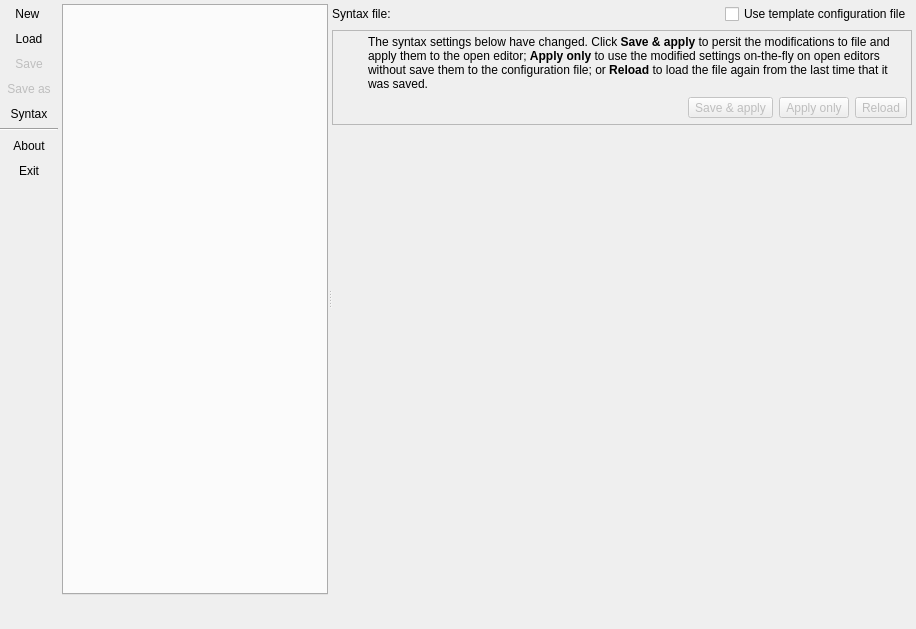
Qt form apps/pgmodeler-sc/ui/syntaxcheckerform.ui (pgmodeler/pgmodeler) before a commit.
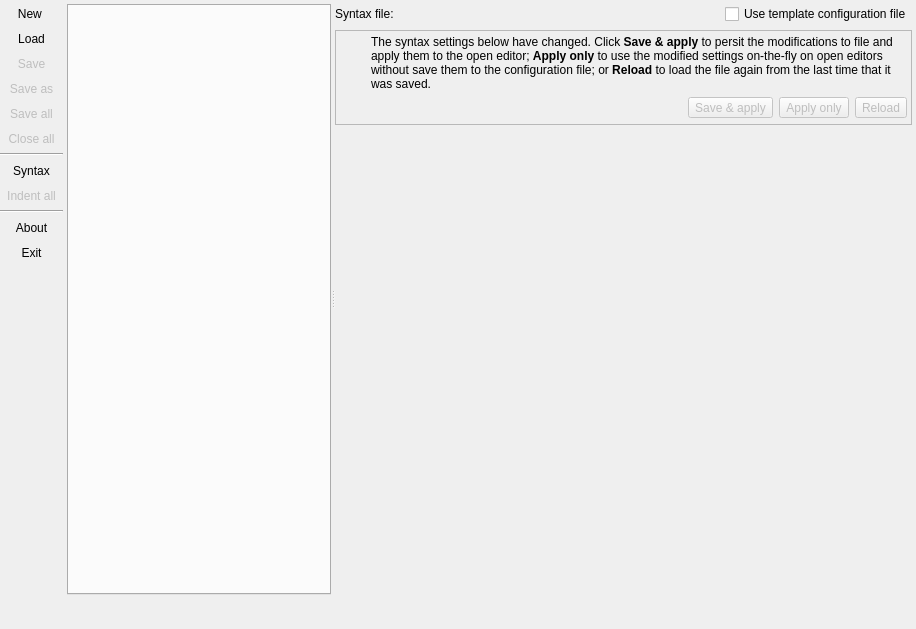
The same form after that commit. Icons and pictures are not drawn.

Commit message: Adding support to saving all and indent all editors (WIP)

```diff
--- a/apps/pgmodeler-sc/ui/syntaxcheckerform.ui
+++ b/apps/pgmodeler-sc/ui/syntaxcheckerform.ui
@@ -362,6 +362,20 @@
       <property name="spacing">
        <number>4</number>
       </property>
+      <item row="6" column="0">
+       <widget class="Line" name="separator_ln_2">
+        <property name="orientation">
+         <enum>Qt::Horizontal</enum>
+        </property>
+       </widget>
+      </item>
+      <item row="9" column="0">
+       <widget class="Line" name="separator_ln">
+        <property name="orientation">
+         <enum>Qt::Horizontal</enum>
+        </property>
+       </widget>
+      </item>
       <item row="3" column="0">
        <widget class="QToolButton" name="save_as_tb">
         <property name="enabled">
@@ -403,54 +417,7 @@
         </property>
        </widget>
       </item>
-      <item row="4" column="0">
-       <widget class="QToolButton" name="syntax_tb">
-        <property name="enabled">
-         <bool>true</bool>
-        </property>
-        <property name="sizePolicy">
-         <sizepolicy hsizetype="Preferred" vsizetype="Fixed">
-          <horstretch>0</horstretch>
-          <verstretch>0</verstretch>
-         </sizepolicy>
-        </property>
-        <property name="minimumSize">
-         <size>
-          <width>0</width>
-          <height>0</height>
-         </size>
-        </property>
-        <property name="toolTip">
-         <string>Choose the syntax highlighting mode</string>
-        </property>
-        <property name="text">
-         <string>Syntax</string>
-        </property>
-        <property name="icon">
-         <iconset resource="../../../libs/libgui/res/resources.qrc">
-          <normaloff>:/icons/icons/xmlcode.png</normaloff>:/icons/icons/xmlcode.png</iconset>
-        </property>
-        <property name="iconSize">
-         <size>
-          <width>25</width>
-          <height>25</height>
-         </size>
-        </property>
-        <property name="popupMode">
-         <enum>QToolButton::InstantPopup</enum>
-        </property>
-        <property name="toolButtonStyle">
-         <enum>Qt::ToolButtonTextUnderIcon</enum>
-        </property>
-        <property name="autoRaise">
-         <bool>true</bool>
-        </property>
-        <property name="arrowType">
-         <enum>Qt::NoArrow</enum>
-        </property>
-       </widget>
-      </item>
-      <item row="7" column="0">
+      <item row="11" column="0">
        <widget class="QToolButton" name="exit_tb">
         <property name="enabled">
          <bool>true</bool>
@@ -488,47 +455,6 @@
         </property>
        </widget>
       </item>
-      <item row="6" column="0">
-       <widget class="QToolButton" name="about_tb">
-        <property name="enabled">
-         <bool>true</bool>
-        </property>
-        <property name="sizePolicy">
-         <sizepolicy hsizetype="Preferred" vsizetype="Fixed">
-          <horstretch>0</horstretch>
-          <verstretch>0</verstretch>
-         </sizepolicy>
-        </property>
-        <property name="minimumSize">
-         <size>
-          <width>0</width>
-          <height>0</height>
-         </size>
-        </property>
-        <property name="text">
-         <string>About</string>
-        </property>
-        <property name="icon">
-         <iconset resource="../../../libs/libgui/res/resources.qrc">
-          <normaloff>:/icons/icons/help.png</normaloff>:/icons/icons/help.png</iconset>
-        </property>
-        <property name="iconSize">
-         <size>
-          <width>25</width>
-          <height>25</height>
-         </size>
-        </property>
-        <property name="shortcut">
-         <string>F1</string>
-        </property>
-        <property name="toolButtonStyle">
-         <enum>Qt::ToolButtonTextUnderIcon</enum>
-        </property>
-        <property name="autoRaise">
-         <bool>true</bool>
-        </property>
-       </widget>
-      </item>
       <item row="0" column="0">
        <widget class="QToolButton" name="new_tb">
         <property name="enabled">
@@ -573,50 +499,6 @@
         </property>
        </widget>
       </item>
-      <item row="1" column="0">
-       <widget class="QToolButton" name="load_tb">
-        <property name="enabled">
-         <bool>true</bool>
-        </property>
-        <property name="sizePolicy">
-         <sizepolicy hsizetype="Preferred" vsizetype="Fixed">
-          <horstretch>0</horstretch>
-          <verstretch>0</verstretch>
-         </sizepolicy>
-        </property>
-        <property name="minimumSize">
-         <size>
-          <width>0</width>
-          <height>0</height>
-         </size>
-        </property>
-        <property name="toolTip">
-         <string>Load files</string>
-        </property>
-        <property name="text">
-         <string>Load</string>
-        </property>
-        <property name="icon">
-         <iconset resource="../../../libs/libgui/res/resources.qrc">
-          <normaloff>:/icons/icons/open.png</normaloff>:/icons/icons/open.png</iconset>
-        </property>
-        <property name="iconSize">
-         <size>
-          <width>25</width>
-          <height>25</height>
-         </size>
-        </property>
-        <property name="shortcut">
-         <string>Ctrl+L</string>
-        </property>
-        <property name="toolButtonStyle">
-         <enum>Qt::ToolButtonTextUnderIcon</enum>
-        </property>
-        <property name="autoRaise">
-         <bool>true</bool>
-        </property>
-       </widget>
-      </item>
       <item row="2" column="0">
        <widget class="QToolButton" name="save_tb">
         <property name="enabled">
@@ -661,14 +543,51 @@
         </property>
        </widget>
       </item>
-      <item row="5" column="0">
-       <widget class="Line" name="separator_ln">
-        <property name="orientation">
-         <enum>Qt::Horizontal</enum>
+      <item row="1" column="0">
+       <widget class="QToolButton" name="load_tb">
+        <property name="enabled">
+         <bool>true</bool>
+        </property>
+        <property name="sizePolicy">
+         <sizepolicy hsizetype="Preferred" vsizetype="Fixed">
+          <horstretch>0</horstretch>
+          <verstretch>0</verstretch>
+         </sizepolicy>
+        </property>
+        <property name="minimumSize">
+         <size>
+          <width>0</width>
+          <height>0</height>
+         </size>
+        </property>
+        <property name="toolTip">
+         <string>Load files</string>
+        </property>
+        <property name="text">
+         <string>Load</string>
+        </property>
+        <property name="icon">
+         <iconset resource="../../../libs/libgui/res/resources.qrc">
+          <normaloff>:/icons/icons/open.png</normaloff>:/icons/icons/open.png</iconset>
+        </property>
+        <property name="iconSize">
+         <size>
+          <width>25</width>
+          <height>25</height>
+         </size>
+        </property>
+        <property name="shortcut">
+         <string>Ctrl+L</string>
+        </property>
+        <property name="toolButtonStyle">
+         <enum>Qt::ToolButtonTextUnderIcon</enum>
+        </property>
+        <property name="autoRaise">
+         <bool>true</bool>
         </property>
        </widget>
       </item>
-      <item row="33" column="0">
+      <item row="37" column="0">
        <spacer name="verticalSpacer">
         <property name="orientation">
          <enum>Qt::Vertical</enum>
@@ -681,6 +600,217 @@
         </property>
        </spacer>
       </item>
+      <item row="10" column="0">
+       <widget class="QToolButton" name="about_tb">
+        <property name="enabled">
+         <bool>true</bool>
+        </property>
+        <property name="sizePolicy">
+         <sizepolicy hsizetype="Preferred" vsizetype="Fixed">
+          <horstretch>0</horstretch>
+          <verstretch>0</verstretch>
+         </sizepolicy>
+        </property>
+        <property name="minimumSize">
+         <size>
+          <width>0</width>
+          <height>0</height>
+         </size>
+        </property>
+        <property name="text">
+         <string>About</string>
+        </property>
+        <property name="icon">
+         <iconset resource="../../../libs/libgui/res/resources.qrc">
+          <normaloff>:/icons/icons/help.png</normaloff>:/icons/icons/help.png</iconset>
+        </property>
+        <property name="iconSize">
+         <size>
+          <width>25</width>
+          <height>25</height>
+         </size>
+        </property>
+        <property name="shortcut">
+         <string>F1</string>
+        </property>
+        <property name="toolButtonStyle">
+         <enum>Qt::ToolButtonTextUnderIcon</enum>
+        </property>
+        <property name="autoRaise">
+         <bool>true</bool>
+        </property>
+       </widget>
+      </item>
+      <item row="7" column="0">
+       <widget class="QToolButton" name="syntax_tb">
+        <property name="enabled">
+         <bool>true</bool>
+        </property>
+        <property name="sizePolicy">
+         <sizepolicy hsizetype="Preferred" vsizetype="Fixed">
+          <horstretch>0</horstretch>
+          <verstretch>0</verstretch>
+         </sizepolicy>
+        </property>
+        <property name="minimumSize">
+         <size>
+          <width>0</width>
+          <height>0</height>
+         </size>
+        </property>
+        <property name="toolTip">
+         <string>Choose the syntax highlighting mode</string>
+        </property>
+        <property name="text">
+         <string>Syntax</string>
+        </property>
+        <property name="icon">
+         <iconset resource="../../../libs/libgui/res/resources.qrc">
+          <normaloff>:/icons/icons/xmlcode.png</normaloff>:/icons/icons/xmlcode.png</iconset>
+        </property>
+        <property name="iconSize">
+         <size>
+          <width>25</width>
+          <height>25</height>
+         </size>
+        </property>
+        <property name="popupMode">
+         <enum>QToolButton::InstantPopup</enum>
+        </property>
+        <property name="toolButtonStyle">
+         <enum>Qt::ToolButtonTextUnderIcon</enum>
+        </property>
+        <property name="autoRaise">
+         <bool>true</bool>
+        </property>
+        <property name="arrowType">
+         <enum>Qt::NoArrow</enum>
+        </property>
+       </widget>
+      </item>
+      <item row="8" column="0">
+       <widget class="QToolButton" name="indent_all_tb">
+        <property name="enabled">
+         <bool>false</bool>
+        </property>
+        <property name="sizePolicy">
+         <sizepolicy hsizetype="Preferred" vsizetype="Fixed">
+          <horstretch>0</horstretch>
+          <verstretch>0</verstretch>
+         </sizepolicy>
+        </property>
+        <property name="minimumSize">
+         <size>
+          <width>0</width>
+          <height>0</height>
+         </size>
+        </property>
+        <property name="toolTip">
+         <string>Apply identation to all open editors</string>
+        </property>
+        <property name="text">
+         <string>Indent all</string>
+        </property>
+        <property name="icon">
+         <iconset resource="../../../libs/libgui/res/resources.qrc">
+          <normaloff>:/icons/icons/ident.png</normaloff>:/icons/icons/ident.png</iconset>
+        </property>
+        <property name="iconSize">
+         <size>
+          <width>25</width>
+          <height>25</height>
+         </size>
+        </property>
+        <property name="toolButtonStyle">
+         <enum>Qt::ToolButtonTextUnderIcon</enum>
+        </property>
+        <property name="autoRaise">
+         <bool>true</bool>
+        </property>
+       </widget>
+      </item>
+      <item row="4" column="0">
+       <widget class="QToolButton" name="save_all_tb">
+        <property name="enabled">
+         <bool>false</bool>
+        </property>
+        <property name="sizePolicy">
+         <sizepolicy hsizetype="Preferred" vsizetype="Fixed">
+          <horstretch>0</horstretch>
+          <verstretch>0</verstretch>
+         </sizepolicy>
+        </property>
+        <property name="minimumSize">
+         <size>
+          <width>0</width>
+          <height>0</height>
+         </size>
+        </property>
+        <property name="toolTip">
+         <string/>
+        </property>
+        <property name="text">
+         <string>Save all</string>
+        </property>
+        <property name="icon">
+         <iconset resource="../../../libs/libgui/res/resources.qrc">
+          <normaloff>:/icons/icons/saveall.png</normaloff>:/icons/icons/saveall.png</iconset>
+        </property>
+        <property name="iconSize">
+         <size>
+          <width>25</width>
+          <height>25</height>
+         </size>
+        </property>
+        <property name="toolButtonStyle">
+         <enum>Qt::ToolButtonTextUnderIcon</enum>
+        </property>
+        <property name="autoRaise">
+         <bool>true</bool>
+        </property>
+       </widget>
+      </item>
+      <item row="5" column="0">
+       <widget class="QToolButton" name="close_all_tb">
+        <property name="enabled">
+         <bool>false</bool>
+        </property>
+        <property name="sizePolicy">
+         <sizepolicy hsizetype="Preferred" vsizetype="Fixed">
+          <horstretch>0</horstretch>
+          <verstretch>0</verstretch>
+         </sizepolicy>
+        </property>
+        <property name="minimumSize">
+         <size>
+          <width>0</width>
+          <height>0</height>
+         </size>
+        </property>
+        <property name="toolTip">
+         <string/>
+        </property>
+        <property name="text">
+         <string>Close all</string>
+        </property>
+        <property name="icon">
+         <iconset resource="../../../libs/libgui/res/resources.qrc">
+          <normaloff>:/icons/icons/close.png</normaloff>:/icons/icons/close.png</iconset>
+        </property>
+        <property name="iconSize">
+         <size>
+          <width>25</width>
+          <height>25</height>
+         </size>
+        </property>
+        <property name="toolButtonStyle">
+         <enum>Qt::ToolButtonTextUnderIcon</enum>
+        </property>
+        <property name="autoRaise">
+         <bool>true</bool>
+        </property>
+       </widget>
+      </item>
      </layout>
     </widget>
    </item>
```
The commit also changes 5 other files.
